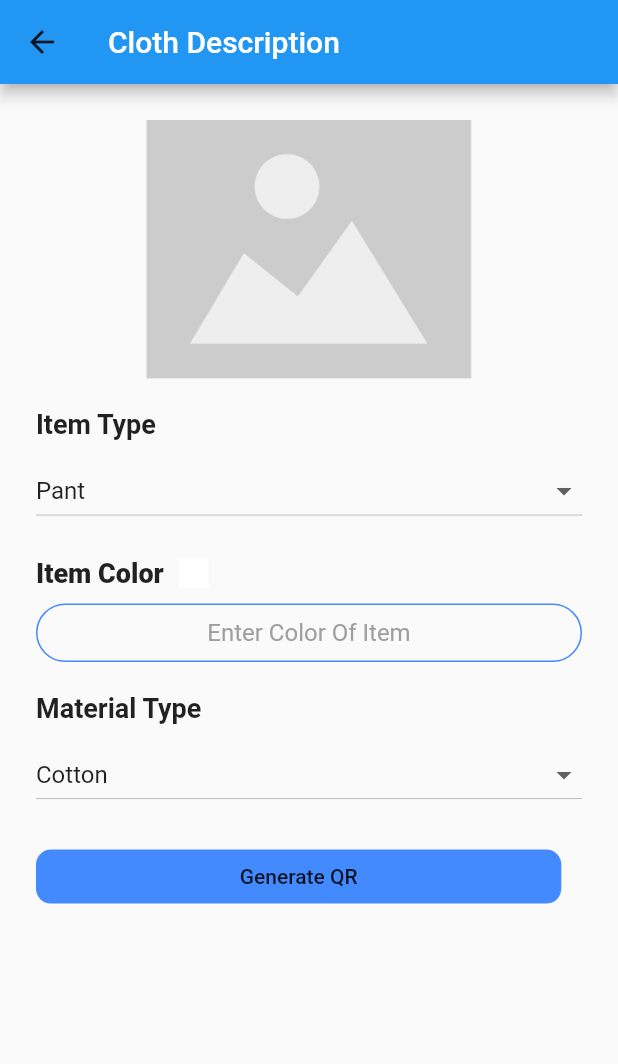
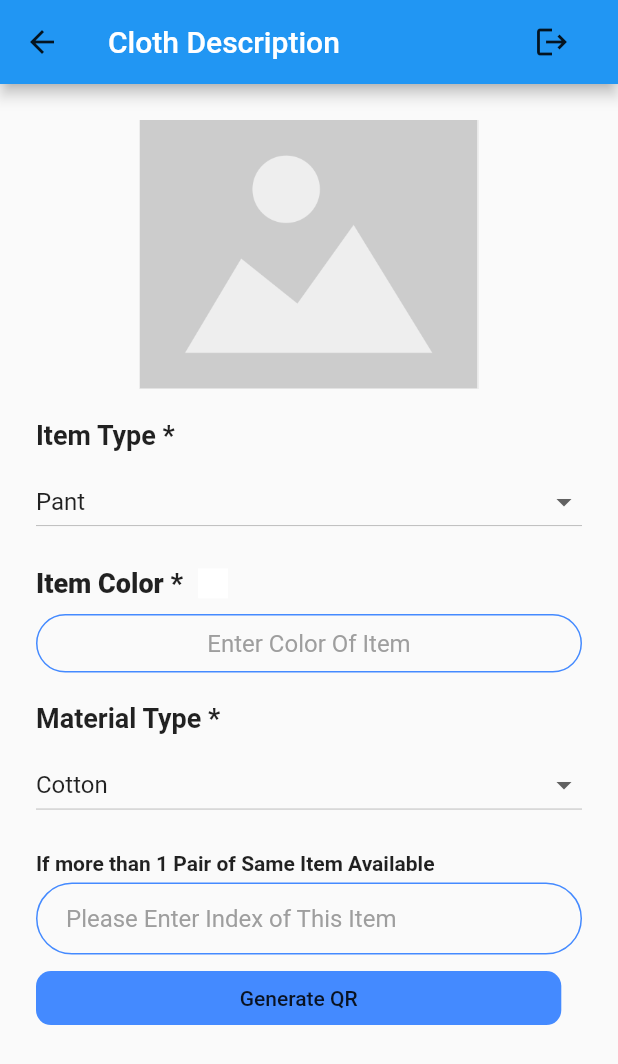
Before and after one commit to Deepeshac2890/scan_n_select, a Flutter app: the GeneratorInfoCollector screen opened by its route, on a phone screen of 412 x 824 dp. Shown: the top 1064 px of the screen. Run offline on Flutter 3.47's test engine with Material 2 defaults, Android fonts, the phone set to English and light mode, and no system bars; our stand-ins replace animated_text_kit, cloud_firestore, firebase_auth, firebase_storage, image_picker, modal_progress_hud and 5 more; missing offline and left inert: qrscan; accounts and stored records are empty.

```diff
--- a/lib/ItemList.dart
+++ b/lib/ItemList.dart
@@ -1,15 +1,16 @@
 const List<String> itemList = [
-  'Pant',
-  'Jean',
-  'Trouser',
-  'Lower',
-  'Short',
   'T-Shirt',
   'Full Shirt',
   'Half Shirt',
   'Jacket',
   'Coat',
   'Sweater',
+  'Short',
+  'Pant',
+  'Jean',
+  'Trouser',
+  'Lower',
+  'Socks',
   'Shoes',
   'Sandles',
   'Slipper'
--- a/lib/Screens/GeneratorInfoCollector.dart
+++ b/lib/Screens/GeneratorInfoCollector.dart
@@ -1,5 +1,6 @@
 import 'dart:io';
 
+import 'package:firebase_auth/firebase_auth.dart';
 import 'package:flutter/cupertino.dart';
 import 'package:flutter/material.dart';
 import 'package:flutter/services.dart';
@@ -8,6 +9,7 @@ import 'package:palette_generator/palette_generator.dart';
 import 'package:scan_n_select/ItemList.dart';
 import 'package:scan_n_select/MaterialList.dart';
 import 'package:scan_n_select/Screens/Generator.dart';
+import 'package:scan_n_select/Screens/WelcomeScreen.dart';
 
 import '../Constants.dart';
 
@@ -25,6 +27,8 @@ class _GeneratorInfoCollectorState extends State<GeneratorInfoCollector> {
   String colorName = 'white';
   Image img = Image.asset('assets/default.png');
   File imgFile;
+  var index;
+  FirebaseAuth fa = FirebaseAuth.instance;
   List<DropdownMenuItem<String>> ls = <DropdownMenuItem<String>>[];
   List<DropdownMenuItem<String>> material = <DropdownMenuItem<String>>[];
   TextEditingController ted = TextEditingController();
@@ -76,6 +80,15 @@ class _GeneratorInfoCollectorState extends State<GeneratorInfoCollector> {
           },
         ),
         title: Text('Cloth Description'),
+        actions: [
+          FlatButton(
+              onPressed: () {
+                fa.signOut();
+                Navigator.popUntil(
+                    context, ModalRoute.withName(WelcomeScreen.id));
+              },
+              child: Icon(Icons.logout))
+        ],
       ),
       body: Container(
         padding: EdgeInsets.all(24),
@@ -83,7 +96,7 @@ class _GeneratorInfoCollectorState extends State<GeneratorInfoCollector> {
           crossAxisAlignment: CrossAxisAlignment.start,
           children: [
             Flexible(
-              flex: 4,
+              flex: 7,
               child: Center(
                 child: GestureDetector(
                   onTap: () {
@@ -101,7 +114,7 @@ class _GeneratorInfoCollectorState extends State<GeneratorInfoCollector> {
               val: 20,
             ),
             Text(
-              'Item Type',
+              'Item Type *',
               style: TextStyle(fontWeight: FontWeight.w700, fontSize: 18),
             ),
             HeightSpacer(
@@ -114,7 +127,7 @@ class _GeneratorInfoCollectorState extends State<GeneratorInfoCollector> {
             Row(children: [
               Flexible(
                 child: Text(
-                  'Item Color',
+                  'Item Color *',
                   style: TextStyle(fontWeight: FontWeight.w900, fontSize: 18),
                 ),
               ),
@@ -155,13 +168,38 @@ class _GeneratorInfoCollectorState extends State<GeneratorInfoCollector> {
               val: 20,
             ),
             Text(
-              'Material Type',
+              'Material Type *',
               style: TextStyle(fontWeight: FontWeight.w700, fontSize: 18),
             ),
             HeightSpacer(val: 10),
             getPicker(1),
             HeightSpacer(
               val: 20,
+            ),
+            Text(
+              'If more than 1 Pair of Same Item Available',
+              style: TextStyle(fontWeight: FontWeight.bold),
+            ),
+            HeightSpacer(val: 5),
+            GestureDetector(
+              onHorizontalDragDown: (dragDown) {
+                SystemChannels.textInput.invokeMethod('TextInput.hide');
+                setState(() {
+                  // This is used to remove focus from TextField !!!
+                  FocusScope.of(context).unfocus();
+                });
+              },
+              child: TextField(
+                decoration: kTextFieldDecoration.copyWith(
+                    hintText: 'Please Enter Index of This Item'),
+                keyboardType: TextInputType.number,
+                onChanged: (value) {
+                  index = value;
+                },
+              ),
+            ),
+            HeightSpacer(
+              val: 5,
             ),
             FlatButton(
               minWidth: MediaQuery.of(context).size.width * 0.85,
@@ -177,8 +215,8 @@ class _GeneratorInfoCollectorState extends State<GeneratorInfoCollector> {
                     context,
                     MaterialPageRoute(
                       builder: (context) {
-                        return Generator(
-                            selectedMaterial, selectedType, itemColor);
+                        return Generator(selectedMaterial, selectedType,
+                            itemColor, imgFile, index);
                       },
                     ),
                   );
--- a/lib/Screens/LoginScreen.dart
+++ b/lib/Screens/LoginScreen.dart
@@ -8,7 +8,7 @@ import 'package:flutter/services.dart';
 import 'package:modal_progress_hud/modal_progress_hud.dart';
 import 'package:rflutter_alert/rflutter_alert.dart';
 import 'package:scan_n_select/Components/ReusablePaddingWidget.dart';
-import 'package:scan_n_select/Screens/Scanner.dart';
+import 'package:scan_n_select/Screens/GeneratorInfoCollector.dart';
 
 import '../Constants.dart';
 
@@ -48,7 +48,7 @@ class _LoginScreenState extends State<LoginScreen> {
         setState(() {
           isSpinning = false;
         });
-        Navigator.pushNamed(context, Scanner.id);
+        Navigator.pushNamed(context, GeneratorInfoCollector.id);
       }
     } catch (e) {
       print(e);
--- a/pubspec.yaml
+++ b/pubspec.yaml
@@ -26,7 +26,7 @@ dependencies:
   cloud_firestore: ^0.9.13+1
   modal_progress_hud: ^0.1.3
   rflutter_alert: ^1.0.3
-  barcode_scan: ^1.0.0
+  qrscan: ^0.2.17
 
 dev_dependencies:
   flutter_test:
```
Also changed, not shown: lib/Screens/Generator.dart (+159 -5 lines), lib/Screens/Scanner.dart (+35 -28 lines), assets/scanQR.jpg (added), pubspec.lock, 1 other file.
